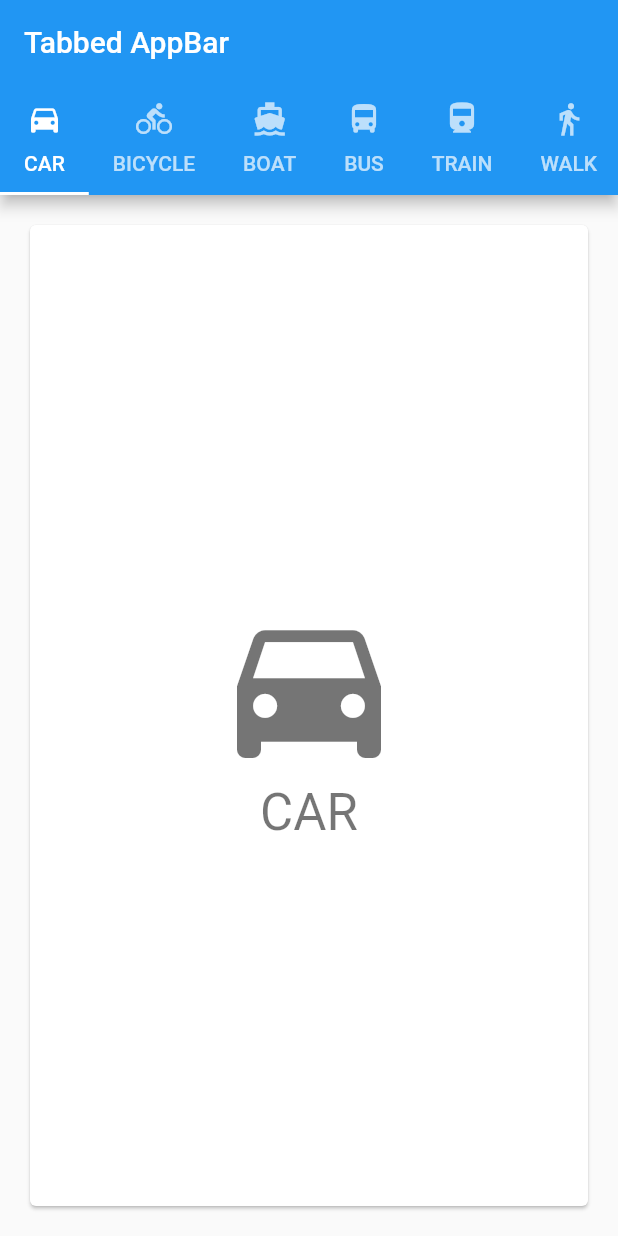
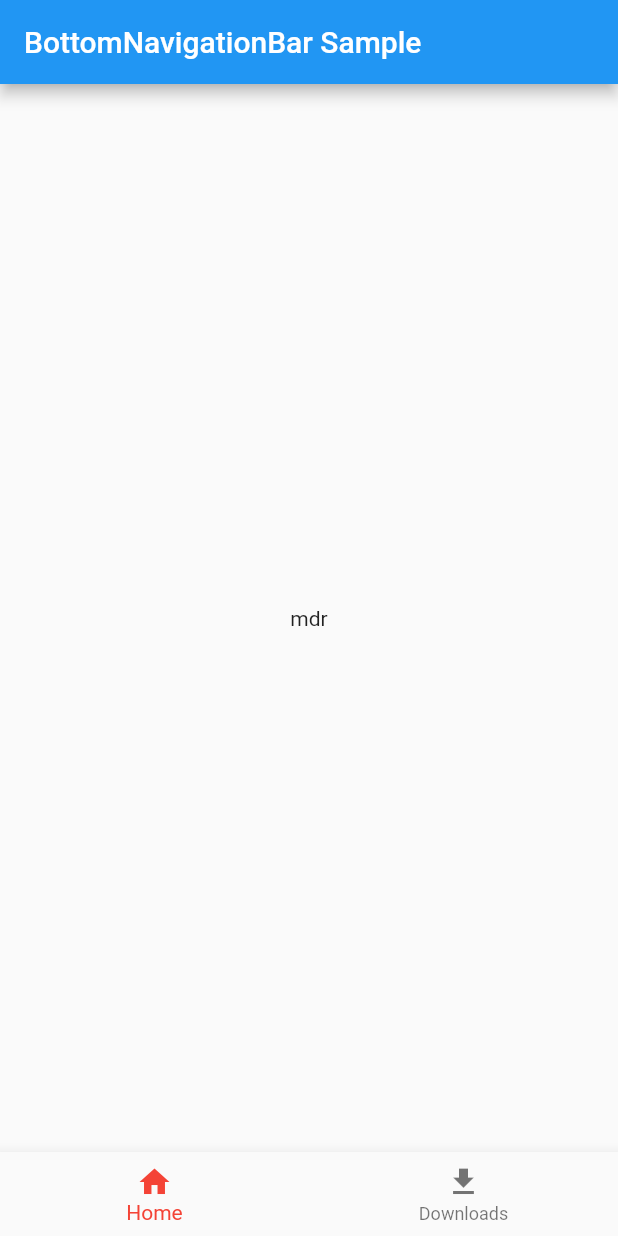
Before and after one commit to Larkooo/youtube-tools, a Flutter app: the screen it shows after launch, on a phone screen of 412 x 824 dp. Run offline on Flutter 3.47's test engine with Material 2 defaults, Android fonts, the phone set to English and light mode, and no system bars.

Commit message:
changed to bottom nav bar

```diff
--- a/lib/main.dart
+++ b/lib/main.dart
@@ -1,78 +1,73 @@
 import 'package:flutter/material.dart';
 
-class TabbedAppBarSample extends StatelessWidget {
+void main() => runApp(MyApp());
+
+/// This Widget is the main application widget.
+class MyApp extends StatelessWidget {
+  static const String _title = 'Flutter Code Sample';
+
   @override
   Widget build(BuildContext context) {
     return MaterialApp(
-      home: DefaultTabController(
-        length: choices.length,
-        child: Scaffold(
-          appBar: AppBar(
-            title: const Text('Tabbed AppBar'),
-            bottom: TabBar(
-              isScrollable: true,
-              tabs: choices.map((Choice choice) {
-                return Tab(
-                  text: choice.title,
-                  icon: Icon(choice.icon),
-                );
-              }).toList(),
-            ),
+      title: _title,
+      home: MyStatefulWidget(),
+    );
+  }
+}
+
+class MyStatefulWidget extends StatefulWidget {
+  MyStatefulWidget({Key key}) : super(key: key);
+
+  @override
+  _MyStatefulWidgetState createState() => _MyStatefulWidgetState();
+}
+
+class _MyStatefulWidgetState extends State<MyStatefulWidget> {
+  int _selectedIndex = 0;
+  static const TextStyle optionStyle =
+      TextStyle(fontSize: 30, fontWeight: FontWeight.bold);
+  static const List<Widget> _widgetOptions = <Widget>[
+    Text("mdr"),
+    Text(
+      'Index 1: Business',
+      style: optionStyle,
+    ),
+    Text(
+      'Index 2: School',
+      style: optionStyle,
+    ),
+  ];
+
+  void _onItemTapped(int index) {
+    setState(() {
+      _selectedIndex = index;
+    });
+  }
+
+  @override
+  Widget build(BuildContext context) {
+    return Scaffold(
+      appBar: AppBar(
+        title: const Text('BottomNavigationBar Sample'),
+      ),
+      body: Center(
+        child: _widgetOptions.elementAt(_selectedIndex),
+      ),
+      bottomNavigationBar: BottomNavigationBar(
+        items: const <BottomNavigationBarItem>[
+          BottomNavigationBarItem(
+            icon: Icon(Icons.home),
+            title: Text('Home'),
           ),
-          body: TabBarView(
-            children: choices.map((Choice choice) {
-              return Padding(
-                padding: const EdgeInsets.all(16.0),
-                child: ChoiceCard(choice: choice),
-              );
-            }).toList(),
+          BottomNavigationBarItem(
+            icon: Icon(Icons.file_download),
+            title: Text('Downloads'),
           ),
-        ),
+        ],
+        currentIndex: _selectedIndex,
+        selectedItemColor: Colors.red,
+        onTap: _onItemTapped,
       ),
     );
   }
 }
-
-class Choice {
-  const Choice({this.title, this.icon});
-
-  final String title;
-  final IconData icon;
-}
-
-const List<Choice> choices = const <Choice>[
-  const Choice(title: 'CAR', icon: Icons.directions_car),
-  const Choice(title: 'BICYCLE', icon: Icons.directions_bike),
-  const Choice(title: 'BOAT', icon: Icons.directions_boat),
-  const Choice(title: 'BUS', icon: Icons.directions_bus),
-  const Choice(title: 'TRAIN', icon: Icons.directions_railway),
-  const Choice(title: 'WALK', icon: Icons.directions_walk),
-];
-
-class ChoiceCard extends StatelessWidget {
-  const ChoiceCard({Key key, this.choice}) : super(key: key);
-
-  final Choice choice;
-
-  @override
-  Widget build(BuildContext context) {
-    final TextStyle textStyle = Theme.of(context).textTheme.headline4;
-    return Card(
-      color: Colors.white,
-      child: Center(
-        child: Column(
-          mainAxisSize: MainAxisSize.min,
-          crossAxisAlignment: CrossAxisAlignment.center,
-          children: <Widget>[
-            Icon(choice.icon, size: 128.0, color: textStyle.color),
-            Text(choice.title, style: textStyle),
-          ],
-        ),
-      ),
-    );
-  }
-}
-
-void main() {
-  runApp(TabbedAppBarSample());
-}
```
